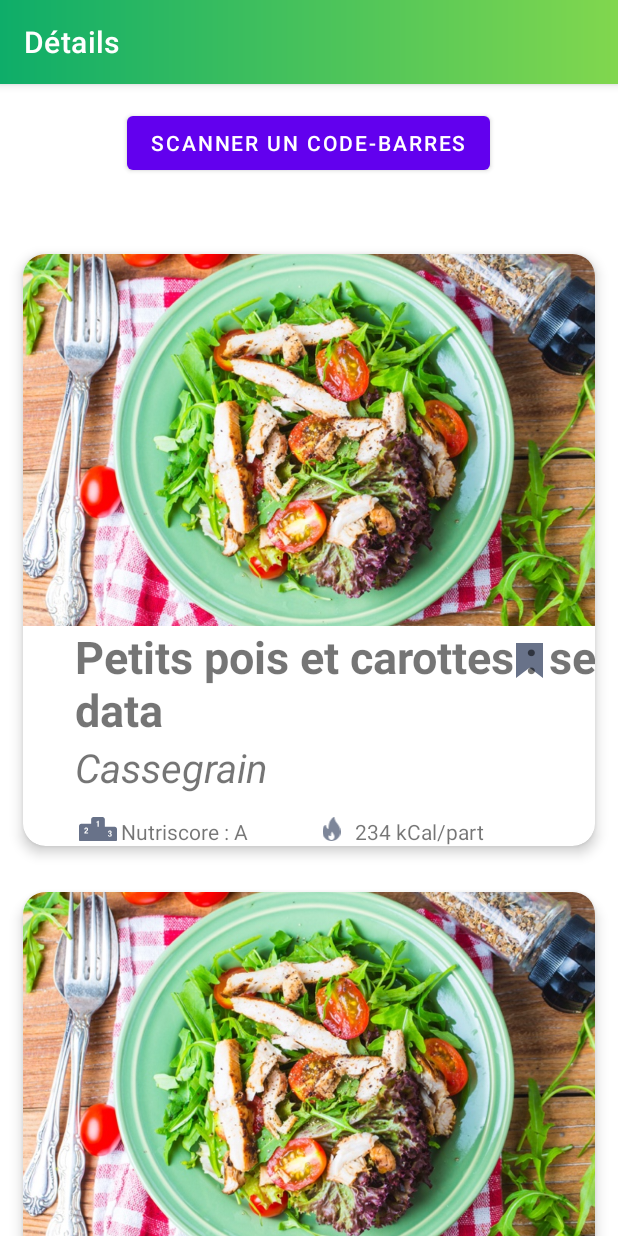
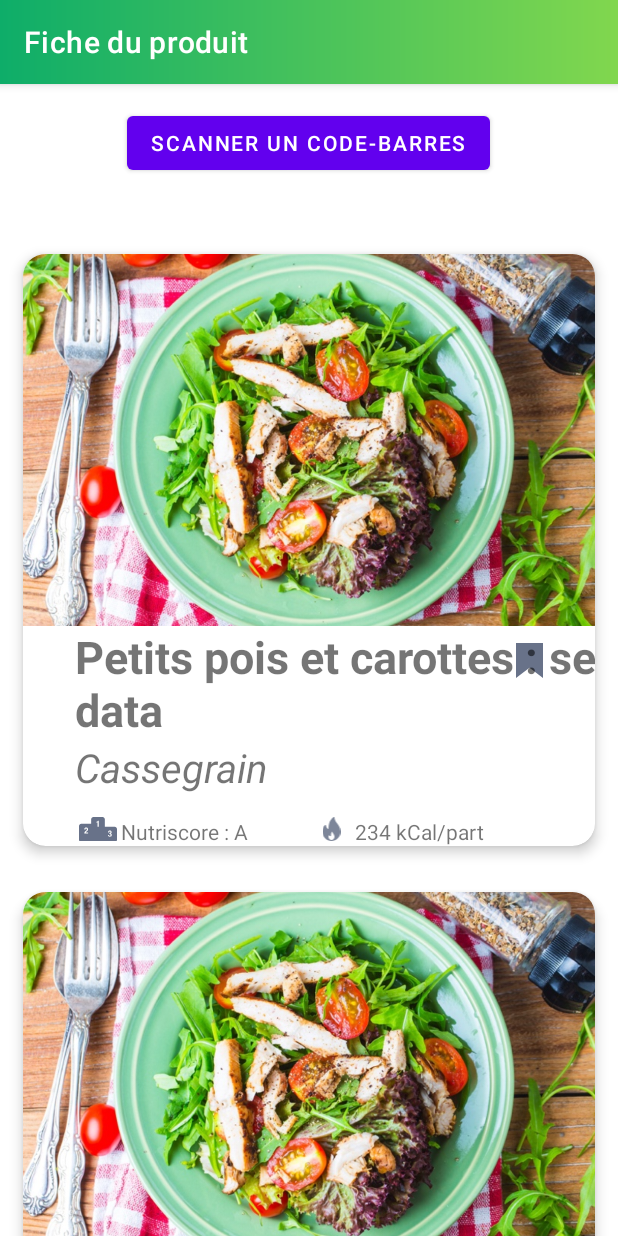
Before and after one commit to nathanaelto/OffScanneur, an Android app: the screen it shows after launch (MainActivity), after a tap on "SCANNER UN CODE-BARRES", on a phone screen of 412 x 824 dp. Run offline under Robolectric (Android 15) with nearby library versions, the phone set to English and light mode, and no system bars; 1 other tap on this screen came first.

Commit message:
Nutriment view

```diff
--- /dev/null
+++ b/app/src/main/java/io/to/models/Nutriment.kt
@@ -0,0 +1,25 @@
+package io.to.models
+
+import android.os.Parcelable
+import kotlinx.android.parcel.Parcelize
+
+@Parcelize
+data class Nutriment(
+    val quantityServing: String,
+    val quantityReference: String,
+    val nutriment: String,
+    val level: NutrimentLevel
+): Parcelable {
+
+    companion object {
+        val vowel = "AEIOUYaeiouy"
+    }
+
+    fun formated(): String {
+        if (nutriment[0] in vowel) {
+            return "${quantityReference}g d'${nutriment}"
+        }
+        return "${quantityReference}g de $nutriment"
+    }
+
+}
--- /dev/null
+++ b/app/src/main/java/io/to/models/NutrimentLevel.kt
@@ -0,0 +1,18 @@
+package io.to.models
+
+import io.to.offscanneur.R
+
+enum class NutrimentLevel {
+    NUTRIMENT_LEVEL_LOW{
+        fun getValue() = R.color.nutrient_level_low
+        fun getText() = "en faible quantité"
+    },
+    NUTRIMENT_LEVEL_MODERATE{
+        fun getValue() = R.color.nutrient_level_moderate
+        fun getText() = "en quantité modéré"
+    },
+    NUTRIMENT_LEVEL_HIGH {
+        fun getValue() = R.color.nutrient_level_high
+        fun getText() = "en forte quantité"
+    }
+}
--- a/app/src/main/java/io/to/models/Product.kt
+++ b/app/src/main/java/io/to/models/Product.kt
@@ -15,7 +15,8 @@ data class Product(
     val liste_pays: Array<String>,
     val liste_ingredients: Array<Ingredient>,
     val liste_substances: Array<String>,
-    val liste_aditifs: Array<String>
+    val liste_aditifs: Array<String>,
+    val liste_nutriment: Array<Nutriment>
 ) : Parcelable {
 
 
--- a/app/src/main/java/io/to/offscanneur/fragment/ProductDetailSummaryFragment.kt
+++ b/app/src/main/java/io/to/offscanneur/fragment/ProductDetailSummaryFragment.kt
@@ -33,7 +33,7 @@ class ProductDetailSummaryFragment : Fragment() {
     override fun onViewCreated(view: View, savedInstanceState: Bundle?) {
         super.onViewCreated(view, savedInstanceState)
 
-        (activity as AppCompatActivity).supportActionBar?.title = "Détails"
+        (activity as AppCompatActivity).supportActionBar?.title = "Fiche du produit"
 
         val detailsFragment: ProductDetailsFragment =
             requireParentFragment().requireParentFragment() as ProductDetailsFragment
--- a/app/src/main/java/io/to/offscanneur/fragment/ProductListFragment.kt
+++ b/app/src/main/java/io/to/offscanneur/fragment/ProductListFragment.kt
@@ -15,6 +15,8 @@ import androidx.navigation.fragment.findNavController
 import androidx.recyclerview.widget.GridLayoutManager
 import androidx.recyclerview.widget.RecyclerView
 import io.to.models.Ingredient
+import io.to.models.Nutriment
+import io.to.models.NutrimentLevel
 import io.to.models.Product
 import io.to.offscanneur.R
 
@@ -79,7 +81,33 @@ class ProductListFragment : Fragment() {
                     )
                 ),
                 arrayOf(),
-                arrayOf()
+                arrayOf(),
+                arrayOf(
+                    Nutriment(
+                        "0.5",
+                        "1",
+                        "sel",
+                        NutrimentLevel.NUTRIMENT_LEVEL_LOW
+                    ),
+                    Nutriment(
+                        "0.25",
+                        "05",
+                        "poivre",
+                        NutrimentLevel.NUTRIMENT_LEVEL_LOW
+                    ),
+                    Nutriment(
+                        "0.5",
+                        "2.3",
+                        "acides gras saturés",
+                        NutrimentLevel.NUTRIMENT_LEVEL_MODERATE
+                    ),
+                    Nutriment(
+                        "10",
+                        "5.2",
+                        "sucre",
+                        NutrimentLevel.NUTRIMENT_LEVEL_HIGH
+                    )
+                )
             ),
             Product(
                 "Assiette de charcuterie",
@@ -89,6 +117,7 @@ class ProductListFragment : Fragment() {
                 "http",
                 "100 g",
                 "1000 kCal/part",
+                arrayOf(),
                 arrayOf(),
                 arrayOf(),
                 arrayOf(),
@@ -102,6 +131,7 @@ class ProductListFragment : Fragment() {
                 "http",
                 "250 g",
                 "150 kCal/part",
+                arrayOf(),
                 arrayOf(),
                 arrayOf(),
                 arrayOf(),
--- a/app/src/main/java/io/to/offscanneur/fragment/ProductTableauFragment.kt
+++ b/app/src/main/java/io/to/offscanneur/fragment/ProductTableauFragment.kt
@@ -5,6 +5,7 @@ import android.util.Log
 import android.view.LayoutInflater
 import android.view.View
 import android.view.ViewGroup
+import androidx.appcompat.app.AppCompatActivity
 import androidx.fragment.app.Fragment
 import androidx.navigation.fragment.navArgs
 import io.to.models.Product
@@ -27,5 +28,9 @@ class ProductTableauFragment: Fragment() {
     override fun onViewCreated(view: View, savedInstanceState: Bundle?) {
         super.onViewCreated(view, savedInstanceState)
 
+        (activity as AppCompatActivity).supportActionBar?.title = "Informations nutritionnels"
+
+
+
     }
 }
--- a/app/src/main/res/values/colors.xml
+++ b/app/src/main/res/values/colors.xml
@@ -15,9 +15,9 @@
     <color name="toolbar_gradient_end">#81D74E</color>
     <color name="icon_selected">#0EAD69</color>
     <color name="main_navigation_bg">#E63E11</color>
-    <color name="nutrient_level_low">#EBEBEB</color>
-    <color name="nutrient_level_moderate">#85BB2F</color>
-    <color name="nutrient_level_high">#FDCB01</color>
+    <color name="nutrient_level_low">#4CAF50</color>
+    <color name="nutrient_level_moderate">#FFC107</color>
+    <color name="nutrient_level_high">#A30707</color>
     <color name="icon_default">#E63E12</color>
 
     <color name="background_product">#FFFFFFFF</color>
```
Also changed, not shown: app/src/main/java/io/to/offscanneur/fragment/ProductNutritionFragment.kt (+81 -0 lines), app/src/main/res/drawable/shape_circle.xml (added, +7 -0 lines), app/src/main/res/layout/product_nutrition.xml (+32 -5 lines), app/src/main/res/layout/product_nutrition_item.xml (added, +48 -0 lines).
